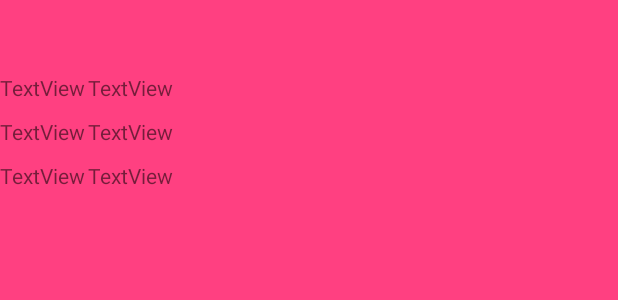
After one commit to kylin0925/weahter, an Android app: the layout pageview_layout.xml on its own in the app's theme, with its tools: preview values and no code run, on a phone screen of 412 x 824 dp. The commit adds this screen. Shown: the top 300 px of the screen. Run offline under Robolectric (Android 15) with nearby library versions, the phone set to English and light mode, and no system bars.

```diff
--- /dev/null
+++ b/app/src/main/res/layout/pageview_layout.xml
@@ -0,0 +1,76 @@
+<?xml version="1.0" encoding="utf-8"?>
+<RelativeLayout xmlns:android="http://schemas.android.com/apk/res/android"
+    xmlns:tools="http://schemas.android.com/tools"
+    android:layout_width="match_parent"
+    android:layout_height="match_parent"
+    android:background="@color/colorAccent">
+
+    <TextView
+        android:id="@+id/txtLocation"
+        android:layout_width="match_parent"
+        android:layout_height="wrap_content"
+
+        android:textSize="36sp"
+        tools:layout_editor_absoluteX="65dp"
+        tools:layout_editor_absoluteY="30dp" />
+
+    <TextView
+        android:id="@+id/txtStartTime1"
+        android:layout_width="wrap_content"
+        android:layout_height="wrap_content"
+        android:layout_alignParentLeft="true"
+        android:layout_alignParentStart="true"
+        android:layout_below="@+id/txtLocation"
+        android:text="TextView" />
+
+    <TextView
+        android:id="@+id/txtTemp"
+        android:layout_width="wrap_content"
+        android:layout_height="wrap_content"
+        android:layout_alignParentEnd="true"
+        android:layout_below="@+id/txtLocation"
+        android:layout_marginLeft="2dp"
+        android:layout_toRightOf="@+id/txtStartTime1"
+        android:text="TextView" />
+
+    <TextView
+        android:id="@+id/txtStartTime2"
+        android:layout_width="wrap_content"
+        android:layout_height="wrap_content"
+        android:layout_alignParentEnd="false"
+        android:layout_alignParentRight="false"
+        android:layout_below="@+id/txtStartTime1"
+        android:layout_marginTop="10dp"
+        android:text="TextView" />
+
+    <TextView
+        android:id="@+id/txtTemp2"
+        android:layout_width="wrap_content"
+        android:layout_height="wrap_content"
+        android:layout_alignParentEnd="true"
+        android:layout_below="@+id/txtTemp"
+        android:layout_marginLeft="2dp"
+        android:layout_marginTop="10dp"
+        android:layout_toRightOf="@+id/txtStartTime2"
+        android:text="TextView" />
+
+    <TextView
+        android:id="@+id/txtStartTime3"
+        android:layout_width="wrap_content"
+        android:layout_height="wrap_content"
+        android:layout_below="@+id/txtStartTime2"
+        android:layout_marginTop="10dp"
+        android:text="TextView" />
+
+    <TextView
+        android:id="@+id/txtTemp3"
+        android:layout_width="wrap_content"
+        android:layout_height="wrap_content"
+        android:layout_alignParentEnd="true"
+        android:layout_below="@+id/txtTemp2"
+        android:layout_marginLeft="2dp"
+        android:layout_marginTop="10dp"
+        android:layout_toRightOf="@+id/txtStartTime3"
+        android:text="TextView" />
+
+</RelativeLayout>
--- a/app/src/main/res/values/colors.xml
+++ b/app/src/main/res/values/colors.xml
@@ -2,5 +2,5 @@
 <resources>
     <color name="colorPrimary">#3f51b5</color>
     <color name="colorPrimaryDark">#303F9F</color>
-    <color name="colorAccent">#FF4081</color>
+    <color name="colorAccent">#ff4081</color>
 </resources>
```
Also changed, not shown: app/src/main/java/ap/ky/weather/Location.java (added, +16 -0 lines), app/src/main/java/ap/ky/weather/MainActivity.java (+57 -12 lines), app/src/main/java/ap/ky/weather/PageView.java (added, +52 -0 lines), app/src/main/java/ap/ky/weather/Parameter.java (added, +11 -0 lines), app/src/main/java/ap/ky/weather/WeatherElement.java (added, +12 -0 lines), app/src/main/java/ap/ky/weather/WeatherTime.java (added, +11 -0 lines), app/src/main/java/ap/ky/weather/weatherParser.java (+167 -5 lines), app/src/main/res/layout/activity_main.xml (+16 -4 lines).
